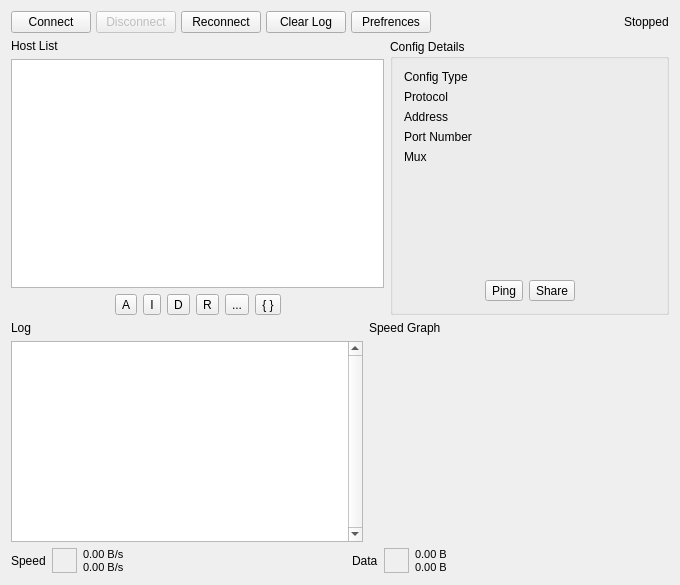
Above: src/ui/w_MainWindow.ui from darsvador/qvssr before the change. Below: the same form after it.
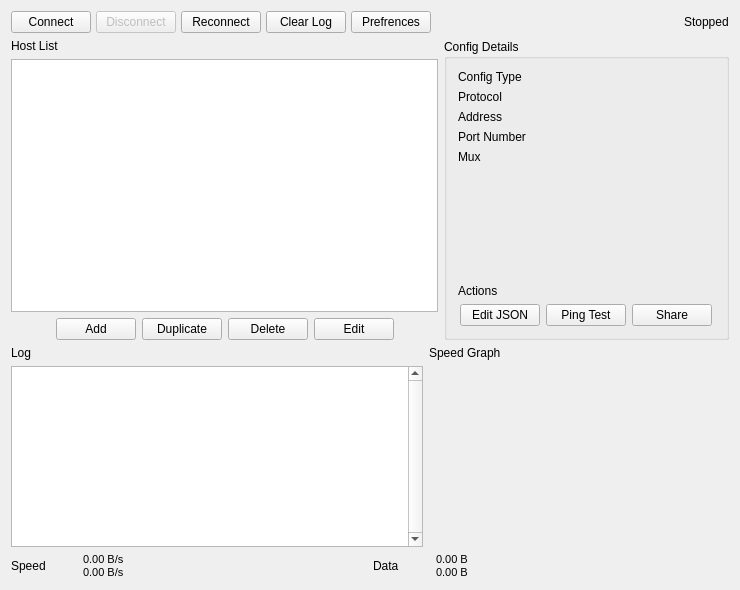
That is the form after the change. Icons and pictures are not drawn.

Commit message:
[VD][WIP] #130 Change to a new logo, new icon color schemes and added dark mode support (#131)
* [Update] icons: visual design

* [add] Added PNG for macOS

* [add] Added macOS icns

* [add] Added more icons and do some renamings, #130 this WILL BREAK the build.

* [fix] #130 fixed some ui settings

* [add] #130 Added more support for new ICONS

* [change] #130 #131 Changed MainWindow UI-Merging "ADDConfigBtn", fixed a ScreenShot window issue. Added message in Pref Window.

* [fix] Fixed layout of mainwindow

* [Windows] More UI Options

* [fix] Fixed a typo #130 #131

Diff of the .ui file:
```diff
--- a/src/ui/w_MainWindow.ui
+++ b/src/ui/w_MainWindow.ui
@@ -9,8 +9,8 @@
    <rect>
     <x>0</x>
     <y>0</y>
-    <width>680</width>
-    <height>585</height>
+    <width>740</width>
+    <height>590</height>
    </rect>
   </property>
   <property name="sizePolicy">
@@ -21,8 +21,8 @@
   </property>
   <property name="minimumSize">
    <size>
-    <width>680</width>
-    <height>585</height>
+    <width>740</width>
+    <height>590</height>
    </size>
   </property>
   <property name="windowTitle">
@@ -41,7 +41,7 @@
      <height>530</height>
     </size>
    </property>
-   <layout class="QGridLayout" name="gridLayout_2" rowstretch="0,5,4,0" columnstretch="4,3">
+   <layout class="QGridLayout" name="gridLayout_2" rowstretch="0,6,4,0" columnstretch="6,4">
     <item row="0" column="0" colspan="2">
      <layout class="QHBoxLayout" name="horizontalLayout" stretch="1,1,0,1,0,0,0">
       <property name="spacing">
@@ -175,27 +175,7 @@
          </spacer>
         </item>
         <item>
-         <widget class="QToolButton" name="addConfigButton">
-          <property name="sizePolicy">
-           <sizepolicy hsizetype="Fixed" vsizetype="Fixed">
-            <horstretch>0</horstretch>
-            <verstretch>0</verstretch>
-           </sizepolicy>
-          </property>
-          <property name="toolTip">
-           <string>Add new connection manually</string>
-          </property>
-          <property name="text">
-           <string>A</string>
-          </property>
-          <property name="icon">
-           <iconset resource="../../resources.qrc">
-            <normaloff>:/icons/add_connection_btn.png</normaloff>:/icons/add_connection_btn.png</iconset>
-          </property>
-         </widget>
-        </item>
-        <item>
-         <widget class="QToolButton" name="importConfigButton">
+         <widget class="QPushButton" name="importConfigButton">
           <property name="sizePolicy">
            <sizepolicy hsizetype="Fixed" vsizetype="Fixed">
             <horstretch>0</horstretch>
@@ -206,26 +186,34 @@
            <string>Import connection</string>
           </property>
           <property name="text">
-           <string>I</string>
+           <string>Add</string>
           </property>
-          <property name="icon">
-           <iconset resource="../../resources.qrc">
-            <normaloff>:/icons/import_connection_btn.png</normaloff>:/icons/import_connection_btn.png</iconset>
+          <property name="iconSize">
+           <size>
+            <width>22</width>
+            <height>22</height>
+           </size>
           </property>
          </widget>
         </item>
         <item>
-         <widget class="QToolButton" name="duplicateBtn">
+         <widget class="QPushButton" name="duplicateBtn">
           <property name="toolTip">
            <string>Duplicate connection</string>
           </property>
           <property name="text">
-           <string>D</string>
+           <string>Duplicate</string>
+          </property>
+          <property name="iconSize">
+           <size>
+            <width>22</width>
+            <height>22</height>
+           </size>
           </property>
          </widget>
         </item>
         <item>
-         <widget class="QToolButton" name="removeConfigButton">
+         <widget class="QPushButton" name="removeConfigButton">
           <property name="sizePolicy">
            <sizepolicy hsizetype="Fixed" vsizetype="Fixed">
             <horstretch>0</horstretch>
@@ -236,35 +224,29 @@
            <string>Delete a connection</string>
           </property>
           <property name="text">
-           <string>R</string>
+           <string>Delete</string>
           </property>
-          <property name="icon">
-           <iconset resource="../../resources.qrc">
-            <normaloff>:/icons/remove_connection_btn.png</normaloff>:/icons/remove_connection_btn.png</iconset>
+          <property name="iconSize">
+           <size>
+            <width>22</width>
+            <height>22</height>
+           </size>
           </property>
          </widget>
         </item>
         <item>
-         <widget class="QToolButton" name="editConfigButton">
+         <widget class="QPushButton" name="editConfigButton">
           <property name="toolTip">
            <string>Edit connection</string>
           </property>
           <property name="text">
-           <string>...</string>
+           <string>Edit</string>
           </property>
-          <property name="icon">
-           <iconset resource="../../resources.qrc">
-            <normaloff>:/icons/edit_connection_btn.png</normaloff>:/icons/edit_connection_btn.png</iconset>
-          </property>
-         </widget>
-        </item>
-        <item>
-         <widget class="QToolButton" name="editJsonBtn">
-          <property name="toolTip">
-           <string>Edit connection as JSON</string>
-          </property>
-          <property name="text">
-           <string>{ }</string>
+          <property name="iconSize">
+           <size>
+            <width>22</width>
+            <height>22</height>
+           </size>
           </property>
          </widget>
         </item>
@@ -290,7 +272,7 @@
       <property name="title">
        <string>Config Details</string>
       </property>
-      <layout class="QVBoxLayout" name="verticalLayout_2" stretch="1,0">
+      <layout class="QVBoxLayout" name="verticalLayout_2" stretch="1,0,0">
        <item>
         <layout class="QFormLayout" name="formLayout">
          <item row="0" column="0">
@@ -365,6 +347,13 @@
          </item>
         </layout>
        </item>
+       <item>
+        <widget class="QLabel" name="label_7">
+         <property name="text">
+          <string>Actions</string>
+         </property>
+        </widget>
+       </item>
        <item>
         <layout class="QHBoxLayout" name="horizontalLayout_4">
          <item>
@@ -381,17 +370,45 @@
           </spacer>
          </item>
          <item>
-          <widget class="QToolButton" name="pingTestBtn">
+          <widget class="QPushButton" name="editJsonBtn">
+           <property name="toolTip">
+            <string>Edit connection as JSON</string>
+           </property>
            <property name="text">
-            <string>Ping</string>
+            <string>Edit JSON</string>
            </property>
+           <property name="iconSize">
+            <size>
+             <width>22</width>
+             <height>22</height>
+            </size>
+           </property>
           </widget>
          </item>
          <item>
-          <widget class="QToolButton" name="shareBtn">
+          <widget class="QPushButton" name="pingTestBtn">
+           <property name="text">
+            <string>Ping Test</string>
+           </property>
+           <property name="iconSize">
+            <size>
+             <width>22</width>
+             <height>22</height>
+            </size>
+           </property>
+          </widget>
+         </item>
+         <item>
+          <widget class="QPushButton" name="shareBtn">
            <property name="text">
             <string>Share</string>
            </property>
+           <property name="iconSize">
+            <size>
+             <width>22</width>
+             <height>22</height>
+            </size>
+           </property>
           </widget>
          </item>
          <item>
@@ -462,7 +479,9 @@
      </layout>
     </item>
     <item row="3" column="0" colspan="2">
-     <layout class="QHBoxLayout" name="horizontalLayout_2">
+     <layout class="QHBoxLayout" name="horizontalLayout_6" stretch="1,1">
+      <item>
+       <layout class="QHBoxLayout" name="horizontalLayout_5">
       <item>
        <widget class="QLabel" name="label_5">
         <property name="text">
@@ -471,7 +490,7 @@
        </widget>
       </item>
       <item>
-       <widget class="QFrame" name="updownImageBox">
+         <widget class="QWidget" name="updownImageBox" native="true">
         <property name="sizePolicy">
          <sizepolicy hsizetype="Fixed" vsizetype="Fixed">
           <horstretch>32</horstretch>
@@ -484,15 +503,6 @@
           <height>25</height>
          </size>
         </property>
-        <property name="styleSheet">
-         <string notr="true">border-image: url(:/icons/netspeed-arrows.svg)  0 0 0 0 stretch stretch;background-repeat: no-repeat;</string>
-        </property>
-        <property name="frameShape">
-         <enum>QFrame::StyledPanel</enum>
-        </property>
-        <property name="frameShadow">
-         <enum>QFrame::Raised</enum>
-        </property>
        </widget>
       </item>
       <item>
@@ -521,6 +531,10 @@
         </property>
        </spacer>
       </item>
+       </layout>
+      </item>
+      <item>
+       <layout class="QHBoxLayout" name="horizontalLayout_2">
       <item>
        <widget class="QLabel" name="label_6">
         <property name="sizePolicy">
@@ -541,7 +555,7 @@
        </widget>
       </item>
       <item>
-       <widget class="QFrame" name="updownImageBox_2">
+         <widget class="QWidget" name="updownImageBox_2" native="true">
         <property name="sizePolicy">
          <sizepolicy hsizetype="Fixed" vsizetype="Fixed">
           <horstretch>32</horstretch>
@@ -554,15 +568,6 @@
           <height>25</height>
          </size>
         </property>
-        <property name="styleSheet">
-         <string notr="true">border-image: url(:/icons/netspeed-arrows.svg)  0 0 0 0 stretch stretch;background-repeat: no-repeat;</string>
-        </property>
-        <property name="frameShape">
-         <enum>QFrame::StyledPanel</enum>
-        </property>
-        <property name="frameShadow">
-         <enum>QFrame::Raised</enum>
-        </property>
        </widget>
       </item>
       <item>
@@ -594,6 +599,8 @@
      </layout>
     </item>
    </layout>
+    </item>
+   </layout>
   </widget>
   <action name="actionEdit">
    <property name="text">
```
Left out of the diff: 4 changed lines with no effect on the pictures. Lines whose indentation alone changed are shown as unchanged. The commit also changes 82 other files.
